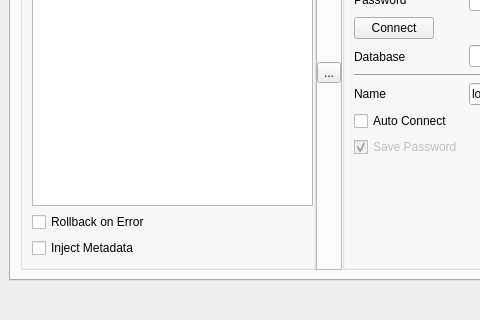
First picture: the form in InjectSqlDialog.ui, repository fritzone/ddm, before the edit; both pictures show x 0 to 480 and y 170 to 490 of the 717 by 490 pixel window.
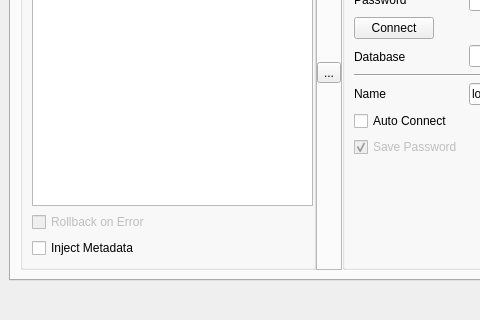
Second picture: the form after the edit. The open tabs and pages were chosen to show the change. Icons and pictures are not drawn.

Patch:
```diff
--- a/InjectSqlDialog.ui
+++ b/InjectSqlDialog.ui
@@ -60,6 +60,9 @@
           </item>
           <item>
            <widget class="QCheckBox" name="chkRollbackOnError">
+            <property name="enabled">
+             <bool>false</bool>
+            </property>
             <property name="text">
              <string>Rollback on Error</string>
             </property>
```
Left out of the diff: 2 changed lines with no effect on the pictures.
